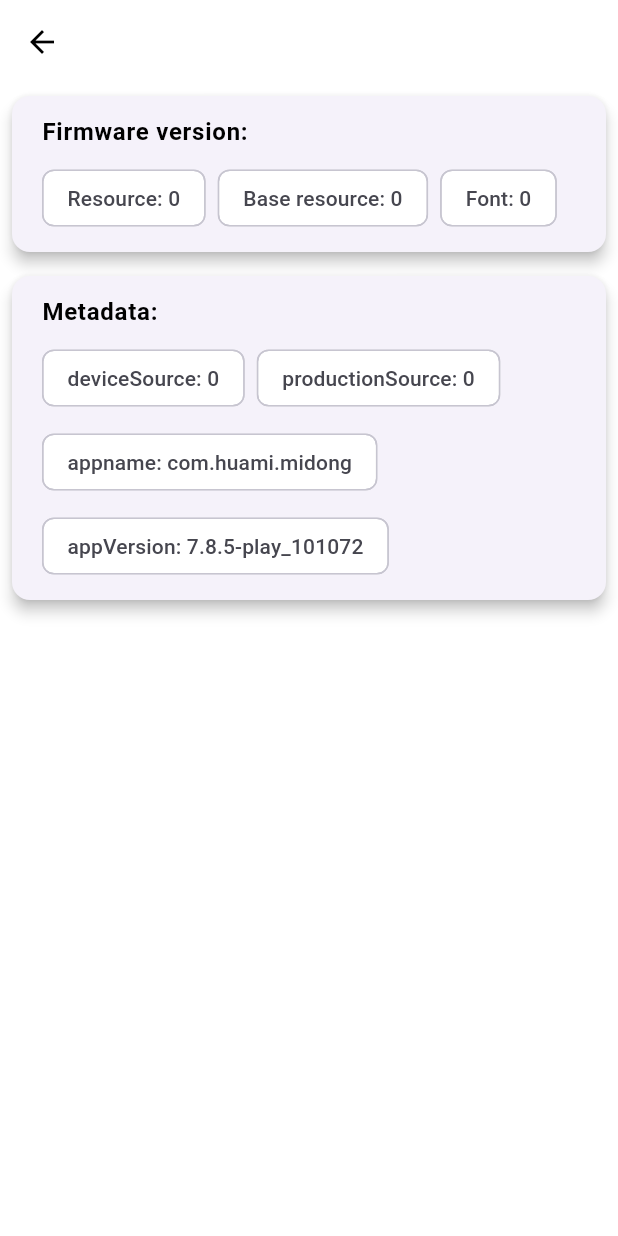
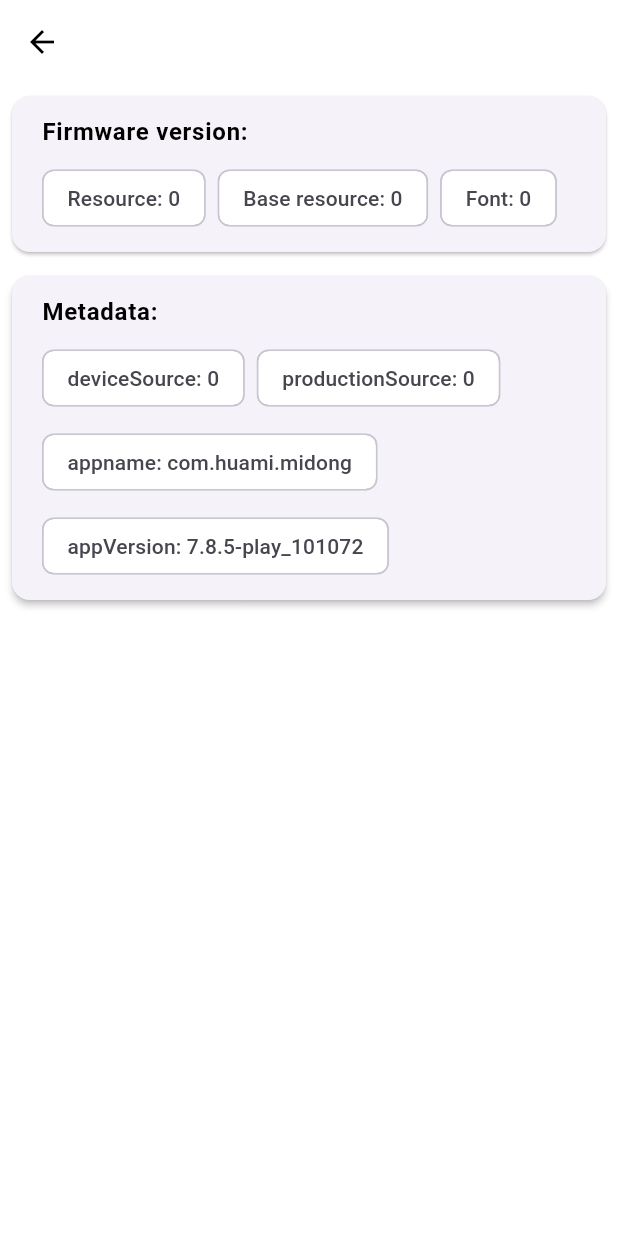
Before and after one commit to Keddnyo/miyolla, a Flutter app: the FeedCard widget shown alone on an empty page, opened directly with empty values, after a tap on the "info" icon, on a phone screen of 412 x 824 dp. Run offline on Flutter 3.47's test engine with Material 2 defaults, Android fonts, the phone set to English and light mode, and no system bars; our stand-ins replace flex_color_scheme, flutter_localized_locales, infinite_scroll_pagination; generated files the repository leaves out were written again; network calls fail.

Commit message:
Card elevation updated

```diff
--- a/lib/src/ui/screen/apps_screen/apps_screen.dart
+++ b/lib/src/ui/screen/apps_screen/apps_screen.dart
@@ -29,7 +29,7 @@ class AppsScreen extends StatelessWidget {
             child: Column(
               children: [
                 Card(
-                  elevation: 4.0,
+                  elevation: 2.0,
                   margin: const EdgeInsets.all(4.0),
                   child: InkWell(
                     onTap: () {
--- a/lib/src/ui/screen/dials_screen/device_list.dart
+++ b/lib/src/ui/screen/dials_screen/device_list.dart
@@ -31,7 +31,7 @@ class DialsDeviceList extends StatelessWidget {
                   horizontal: 12.0,
                 ),
                 child: Card(
-                  elevation: 4.0,
+                  elevation: 2.0,
                   child: ListTile(
                     title: Text(
                       dial.deviceName,
--- a/lib/src/ui/screen/dials_screen/target_device_dials.dart
+++ b/lib/src/ui/screen/dials_screen/target_device_dials.dart
@@ -88,7 +88,7 @@ class _TargetDeviceDialsState extends State<TargetDeviceDials> {
             itemCount: dials.length,
             itemBuilder: (context, index) {
               return Card(
-                elevation: 4.0,
+                elevation: 2.0,
                 margin: const EdgeInsets.all(8.0),
                 child: InkWell(
                   borderRadius: Dimens.borderRadius,
--- a/lib/src/ui/screen/firmwares_feed_screen/feed_card.dart
+++ b/lib/src/ui/screen/firmwares_feed_screen/feed_card.dart
@@ -69,7 +69,7 @@ class _FeedCardState extends State<FeedCard> {
 
     return Card(
       margin: const EdgeInsets.all(8.0),
-      elevation: 4.0,
+      elevation: 2.0,
       child: Column(
         children: [
           Padding(
--- a/lib/src/ui/screen/firmwares_feed_screen/feed_firmware_info_screen.dart
+++ b/lib/src/ui/screen/firmwares_feed_screen/feed_firmware_info_screen.dart
@@ -30,7 +30,6 @@ class FirmwareInfoScreen extends StatelessWidget {
             Padding(
               padding: const EdgeInsets.all(4.0),
               child: Card(
-                elevation: 4.0,
                 child: ListTile(
                   title: Padding(
                     padding: const EdgeInsets.all(4.0),
@@ -76,7 +75,6 @@ class FirmwareInfoScreen extends StatelessWidget {
               Padding(
                 padding: const EdgeInsets.all(4.0),
                 child: Card(
-                  elevation: 4.0,
                   child: ListTile(
                     title: Padding(
                       padding: const EdgeInsets.all(4.0),
@@ -97,7 +95,7 @@ class FirmwareInfoScreen extends StatelessWidget {
             Padding(
               padding: const EdgeInsets.all(4.0),
               child: Card(
-                elevation: 4.0,
+                elevation: 2.0,
                 child: ListTile(
                   title: Padding(
                     padding: const EdgeInsets.all(4.0),
```
